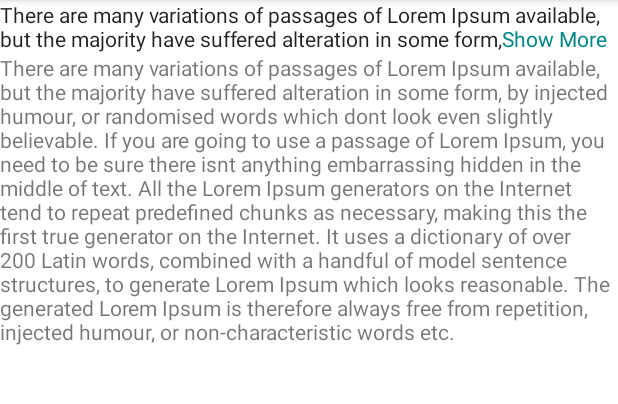
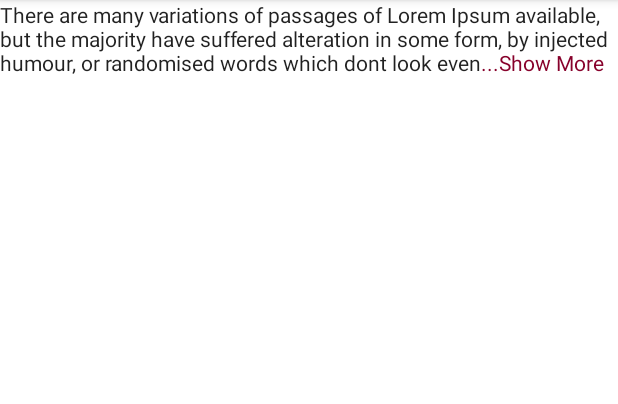
Before and after one commit to sanjaydraws/ShowMoreTextView, an Android app: the screen it shows after launch (MainActivity), on a phone screen of 412 x 824 dp, the part 84-488 px from its top. Run offline under Robolectric (Android 15) with nearby library versions, the phone set to English and light mode, and no system bars; our stand-ins replace data binding.

Commit message:
screenshots added

```diff
--- a/app/build.gradle
+++ b/app/build.gradle
@@ -44,9 +44,9 @@ dependencies {
     androidTestImplementation 'androidx.test.ext:junit:1.1.3'
     androidTestImplementation 'androidx.test.espresso:espresso-core:3.4.0'
 
-    implementation project(':showmoretextview')
+//    implementation project(':showmoretextview')
 
 
-//    implementation 'com.github.sanjaydraws:ShowMoreTextView:1.0.0'
+    implementation 'com.github.sanjaydraws:ShowMoreTextView:1.0.0'
 
 }
--- a/app/src/main/res/layout/activity_main.xml
+++ b/app/src/main/res/layout/activity_main.xml
@@ -17,22 +17,15 @@
             android:layout_width="wrap_content"
             android:id="@+id/showMoreText"
             android:layout_height="wrap_content"
-            app:showMoreMaxLine="2"
+            app:showMoreMaxLine="3"
             android:text="@string/long_text"
-            app:showMoreTextColor="@color/teal_700"
-            app:showMoreText="Show More"
+            app:showMoreTextColor="#87012B"
+            app:showMoreText="...Show More"
             app:layout_constraintStart_toStartOf="parent"
             app:layout_constraintEnd_toEndOf="parent"
             app:layout_constraintTop_toTopOf="parent"
             />
 
-        <TextView
-            android:layout_width="wrap_content"
-            android:layout_height="wrap_content"
-            app:layout_constraintStart_toStartOf="parent"
-            app:layout_constraintEnd_toEndOf="parent"
-            app:layout_constraintTop_toBottomOf="@id/showMoreText"
-            android:text="@string/long_text"
-            />
+
     </androidx.constraintlayout.widget.ConstraintLayout>
 </layout>
```
Also changed, not shown: 1 other file.
